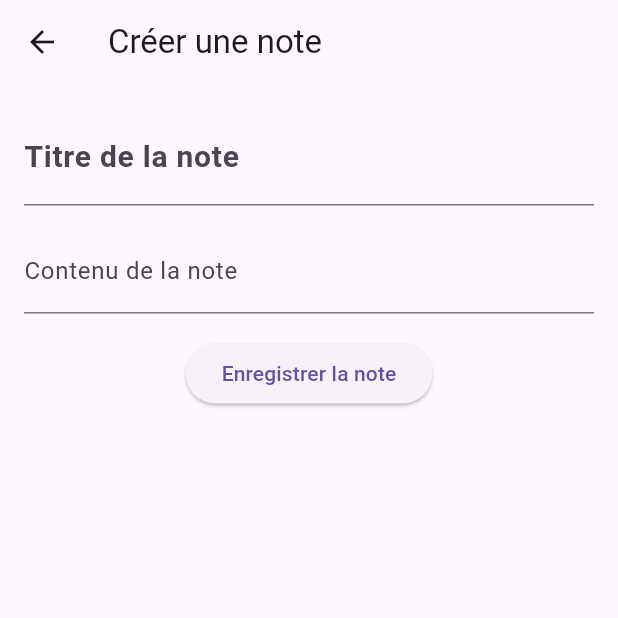
After one commit to Nickos0695/test, a Flutter app: the CreateNote screen opened directly, after a tap on "Enregistrer la note", on a phone screen of 412 x 824 dp, the top half of it. The commit adds this screen. Run offline on Flutter 3.47's test engine with Material 3 defaults, Android fonts, the phone set to English and light mode, and no system bars; network calls fail.

Commit message:
edit frontend directory and edit docker-compose

```diff
--- /dev/null
+++ b/frontend/my_notes/lib/models/note_model.dart
@@ -0,0 +1,27 @@
+class Note {
+  final int id;
+  final String title;
+  final String text;
+
+  Note({
+    required this.id,
+    required this.title,
+    required this.text,
+  });
+
+  factory Note.fromJson(Map<String, dynamic> json) {
+    return Note(
+      id: json['id'],
+      title: json['title'],
+      text: json['text'],
+    );
+  }
+
+  Map<String, dynamic> toJson() {
+    return {
+      'id': id,
+      'title': title,
+      'text': text,
+    };
+  }
+}
--- /dev/null
+++ b/frontend/my_notes/lib/screens/create_note.dart
@@ -0,0 +1,77 @@
+import 'package:flutter/material.dart';
+import 'package:http/http.dart' as http;
+import 'dart:convert';
+
+import 'package:my_notes/screens/home_screen.dart';
+
+class CreateNote extends StatefulWidget {
+  const CreateNote({super.key});
+
+  @override
+  State<CreateNote> createState() => _CreateNoteState();
+}
+
+class _CreateNoteState extends State<CreateNote> {
+  TextEditingController titleController = TextEditingController();
+  TextEditingController textController = TextEditingController();
+
+  Future<void> saveNote() async {
+    final url = Uri.parse('http://localhost:3567/api/v1/notes');
+
+    final Map<String, dynamic> data = {
+      'title': titleController.text,
+      'text': textController.text,
+    };
+
+    final response = await http.post(
+      url,
+      headers: {
+        'Content-Type': 'application/json',
+      },
+      body: jsonEncode(data),
+    );
+
+    if (response.statusCode == 201) {
+      print('Note créée avec succès');
+      Navigator.of(context).push(MaterialPageRoute(builder: (context)=>const HomeScreen()));
+    } else {
+      print('Échec de la requête POST : ${response.statusCode}');
+    }
+  }
+
+  @override
+  Widget build(BuildContext context) {
+    return Scaffold(
+      appBar: AppBar(
+        title: const Text('Créer une note'),
+      ),
+      body: Padding(
+        padding: const EdgeInsets.all(16.0),
+        child: Column(
+          children: [
+            TextField(
+              controller: titleController,
+              decoration: const InputDecoration(
+                labelText: 'Titre de la note',
+                labelStyle: TextStyle(fontSize: 20, fontWeight: FontWeight.bold),
+              ),
+              style: const TextStyle(fontSize: 20, fontWeight: FontWeight.bold),
+            ),
+            const SizedBox(height: 16),
+            TextField(
+              controller: textController,
+              decoration: const InputDecoration(labelText: 'Contenu de la note'),
+            ),
+            const SizedBox(height: 16),
+            ElevatedButton(
+              onPressed: () {
+                saveNote();
+              },
+              child: const Text('Enregistrer la note'),
+            ),
+          ],
+        ),
+      ),
+    );
+  }
+}
```
Also changed, not shown: frontend/my_notes/lib/main.dart (+6 -188 lines), frontend/my_notes/lib/screens/detail_note.dart (added, +88 -0 lines), frontend/my_notes/lib/screens/home_screen.dart (added, +93 -0 lines), 3 other files.
